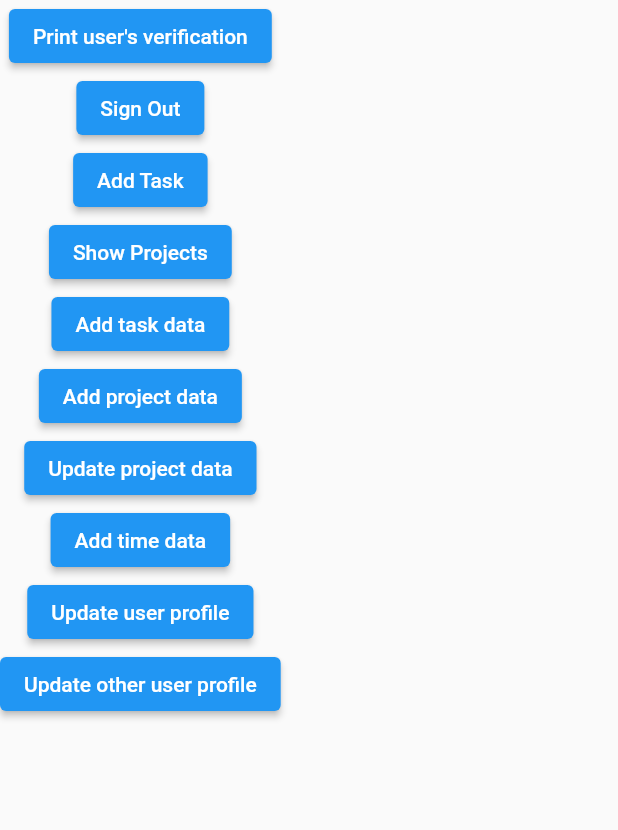
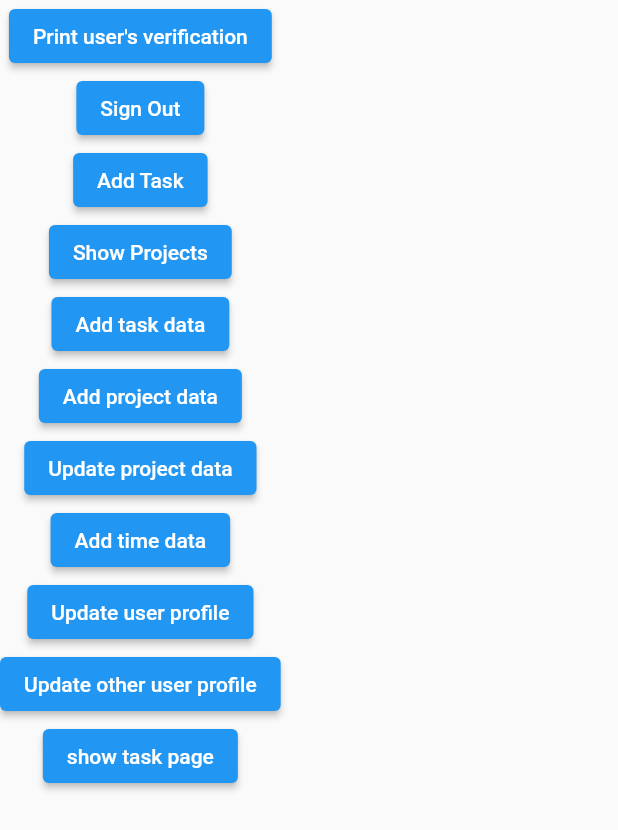
Before and after one commit to Z-inator/productivity_app, a Flutter app: the screen it shows once a user with an empty profile is signed in, on a phone screen of 412 x 824 dp. Shown: the top 830 px of the screen. Run offline on Flutter 3.47's test engine with Material 2 defaults, Android fonts, the phone set to English and light mode, and no system bars; our stand-ins replace cloud_firestore, firebase_auth, firebase_core, fl_chart, flutter_animation_progress_bar, google_sign_in and 1 more; accounts and stored records are empty.

```diff
--- a/lib/models/colors.dart
+++ b/lib/models/colors.dart
@@ -1,7 +1,36 @@
 import 'package:flutter/material.dart';
 
 class ProjectColors {
-  List<Color> colorList = [];
   final int colorSelector;
   ProjectColors({this.colorSelector});
+
+  final Map<String, int> colorList = {
+    'LightRed': 0xFFFF8a80,
+    'Red': 0xFFD50000,
+    'Pink': 0xFFFF4081,
+    'Maroon': 0xFF880E4F,
+    'Purple': 0xFFE040FB,
+    'DarkPurple': 0xFFAA00FF,
+    'Indigo': 0xFF1A237E,
+    'Blue': 0xFF2962FF,
+    'LightBlue': 0xFF40C4FF,
+    'Cyan': 0xFF18FFFF,
+    'Teal': 0xFF1DE9B6,
+    'Green': 0xFF00C853,
+    'DarkGreen': 0xFF1B5E20,
+    'LightGreen': 0xFF76FF03,
+    'Yellow': 0xFFFFFF00,
+    'Gold': 0xFFFFC400,
+    'Orange': 0xFFFF9100,
+    'DeepOrange': 0xFFFF3D00,
+    'LightBrown': 0xFFA1887F,
+    'DarkBrown': 0xFF4E342E,
+    'Gray': 0xFF757575,
+    'BlueGray': 0xFF607D8B,
+  };
+
+  Color getColor() {
+    final Color color = Color(colorList[colorSelector]);
+    return color;
+  }
 }
--- a/lib/routes.dart
+++ b/lib/routes.dart
@@ -1,4 +1,5 @@
 import 'package:flutter/widgets.dart';
+import 'package:productivity_app/screens/tasks/test.dart';
 import 'screens/home/home_screen.dart';
 import 'screens/timeEntries/time_screen.dart';
 import 'screens/tasks/task_screen.dart';
@@ -9,4 +10,5 @@ final Map<String, WidgetBuilder> routes = <String, WidgetBuilder>{
   '/timepage': (BuildContext context) => TimeScreen(),
   '/taskpage': (BuildContext context) => TaskScreen(),
   '/goalpage': (BuildContext context) => GoalScreen(),
+  '/projectContent': (BuildContext context) => ProjectContentPage()
 };
--- a/lib/screens/authentification/wrapper.dart
+++ b/lib/screens/authentification/wrapper.dart
@@ -15,12 +15,12 @@ class Wrapper extends StatelessWidget {
           ElevatedButton(
             onPressed: () {
               AuthService().signInWithEmailAndPassword(
-                  'vihihal371@lidte.com', 'testing123456');
+                  'someone@gmail.com', 'testing123456');
             },
             child: Text('Sign In')),
           ElevatedButton(
             onPressed: () {
-              AuthService().registerWithEmailAndPassword('vihihal371@lidte.com', 'testing123456');
+              AuthService().registerWithEmailAndPassword('someone@gmail.com', 'testing123456');
             },
             child: Text('Register'),
           )
--- a/lib/screens/test_screen.dart
+++ b/lib/screens/test_screen.dart
@@ -3,6 +3,7 @@ import 'dart:math';
 import 'package:firebase_auth/firebase_auth.dart';
 import 'package:flutter/material.dart';
 import 'package:productivity_app/screens/tasks/components/task_list.dart';
+import 'package:productivity_app/screens/tasks/test.dart';
 import 'package:productivity_app/services/authentification_data.dart';
 import 'package:productivity_app/services/database.dart';
 import 'package:productivity_app/models/projects.dart';
@@ -29,7 +30,22 @@ class _TestScreenState extends State<TestScreen> {
     return Container(
         child: SafeArea(
             child: Scaffold(
-      body: Column(
+              body: FunctionalityButtonList(user: user),
+    )));
+  }
+}
+
+class FunctionalityButtonList extends StatelessWidget {
+  const FunctionalityButtonList({
+    Key key,
+    @required this.user,
+  }) : super(key: key);
+
+  final User user;
+
+  @override
+  Widget build(BuildContext context) {
+    return Column(
       children: [
         ElevatedButton(
             onPressed: () {
@@ -151,9 +167,13 @@ class _TestScreenState extends State<TestScreen> {
                   }).catchError((error) => print(error));
             },
             child: Text('Update other user profile')),
+        ElevatedButton(
+            onPressed: () {
+              Navigator.pushNamed(context, '/projectContent');
+            },
+            child: Text('show task page')),
       ],
-      ),
-    )));
+    );
   }
 }
 
--- a/lib/shared_components/time_to_text.dart
+++ b/lib/shared_components/time_to_text.dart
@@ -1,14 +1,14 @@
-
 class TimerText {
   final int ticks;
 
   TimerText({this.ticks});
 
-  List<String> getTimerText() {
+  String timeToText() {
     String hourStr =
         ((ticks / (60 * 60)) % 60).floor().toString().padLeft(2, '0');
     String minutesStr = ((ticks / 60) % 60).floor().toString().padLeft(2, '0');
     String secondsStr = (ticks % 60).floor().toString().padLeft(2, '0');
-    return [hourStr, minutesStr, secondsStr];
+    String time = '$hourStr:$minutesStr:$secondsStr';
+    return time;
   }
 }
```
Also changed, not shown: lib/screens/tasks/test.dart (+109 -74 lines), lib/services/timer.dart (+6 -12 lines), lib/shared_components/date_to_text.dart (added, +15 -0 lines). Lines whose indentation alone changed are shown as unchanged.
